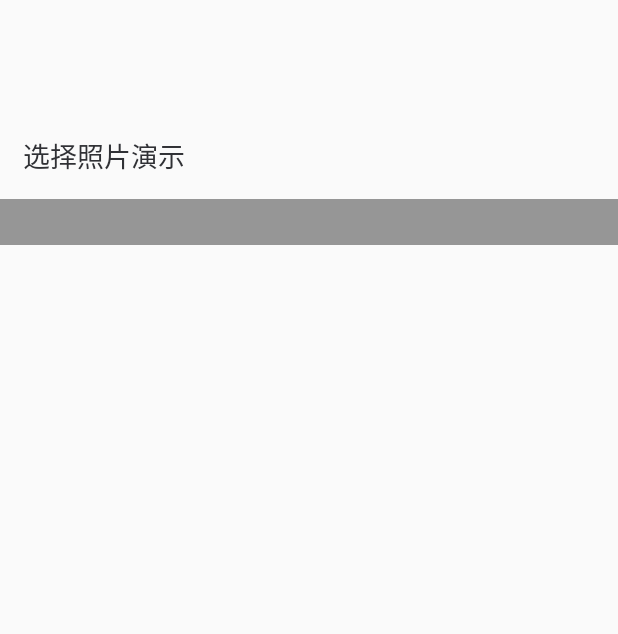
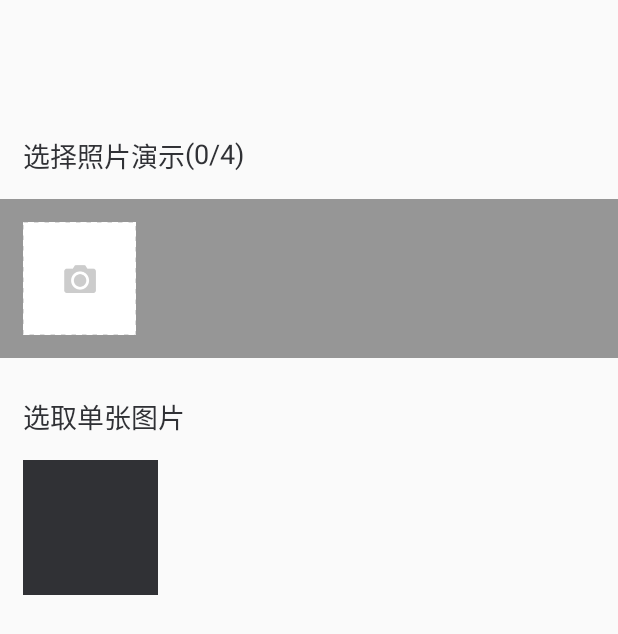
Before and after one commit to oxsource/MediaPicker, an Android app: the screen it shows after launch (MainActivity), on a phone screen of 412 x 824 dp. Shown: the top 634 px of the screen. Run offline under Robolectric (Android 15) with nearby library versions, the phone set to English and light mode, and no system bars; pictures from the network do not load.

Commit message:
修复7.0以上系统拍照裁剪崩溃BUG

```diff
--- a/app/src/main/java/pizzk/media/picker/demo/MainActivity.kt
+++ b/app/src/main/java/pizzk/media/picker/demo/MainActivity.kt
@@ -1,10 +1,16 @@
 package pizzk.media.picker.demo
 
 import android.annotation.SuppressLint
+import android.net.Uri
 import android.os.Bundle
 import android.support.v7.app.AppCompatActivity
 import android.view.ViewGroup
+import android.widget.ImageView
 import android.widget.TextView
+import pizzk.media.picker.arch.CropParams
+import pizzk.media.picker.arch.MimeType
+import pizzk.media.picker.arch.PickControl
+import pizzk.media.picker.utils.PickPhotoHelper
 import pizzk.media.picker.widget.PhotoGroupView
 
 class MainActivity : AppCompatActivity() {
@@ -13,6 +19,7 @@ class MainActivity : AppCompatActivity() {
     override fun onCreate(savedInstanceState: Bundle?) {
         super.onCreate(savedInstanceState)
         setContentView(R.layout.activity_main)
+        //多张选择示例
         val photoGroup: PhotoGroupView = findViewById(R.id.photoGroup)
         val size: Int = resources.getDimensionPixelSize(R.dimen.x75)
         val tvHint: TextView = findViewById(R.id.tvHint)
@@ -21,8 +28,17 @@ class MainActivity : AppCompatActivity() {
                 this@MainActivity, lp = lp, limit = 4,
                 authority = getString(R.string.file_provider), column = 4
         )
-        photoGroup.setup(special) {
+        photoGroup.setup(special, emptyList(), false) {
             tvHint.text = "(${it.selectCount()}/${special.limit})"
+        }
+        //单张选择示例
+        val ivSingle: ImageView = findViewById(R.id.ivSingle)
+        val crop = CropParams(aspectX = 1, aspectY = 1)
+        ivSingle.setOnClickListener {
+            PickPhotoHelper.show(this@MainActivity, 1, crop, callback = { _, uris ->
+                val uri: Uri = uris[0]
+                PickControl.imageLoad().load(ivSingle, uri, MimeType.JPEG.mime)
+            })
         }
     }
 }
--- a/app/src/main/res/layout/activity_main.xml
+++ b/app/src/main/res/layout/activity_main.xml
@@ -8,7 +8,7 @@
     tools:context=".MainActivity">
 
     <TextView
-        android:id="@+id/tvTitle"
+        android:id="@+id/tvTitleMulti"
         android:layout_width="wrap_content"
         android:layout_height="wrap_content"
         android:layout_marginBottom="@dimen/pick_media_activity_margin"
@@ -22,8 +22,8 @@
         android:id="@+id/tvHint"
         android:layout_width="wrap_content"
         android:layout_height="wrap_content"
-        android:layout_alignTop="@+id/tvTitle"
-        android:layout_toRightOf="@+id/tvTitle"
+        android:layout_alignTop="@+id/tvTitleMulti"
+        android:layout_toRightOf="@+id/tvTitleMulti"
         android:text=""
         android:textColor="@color/pick_chose_text_color"
         android:textSize="18sp"/>
@@ -32,11 +32,32 @@
         android:id="@+id/photoGroup"
         android:layout_width="match_parent"
         android:layout_height="wrap_content"
-        android:layout_below="@+id/tvTitle"
+        android:layout_below="@+id/tvTitleMulti"
         android:background="@color/album_item_mask"
         android:paddingBottom="@dimen/pick_media_activity_margin"
         android:paddingLeft="@dimen/pick_media_activity_margin"
         android:paddingRight="@dimen/pick_media_activity_margin"
         android:paddingTop="@dimen/pick_media_activity_margin"/>
 
+    <TextView
+        android:id="@+id/tvTitleSingle"
+        android:layout_width="wrap_content"
+        android:layout_height="wrap_content"
+        android:layout_below="@+id/photoGroup"
+        android:layout_marginBottom="@dimen/pick_media_activity_margin"
+        android:layout_marginLeft="@dimen/pick_media_activity_margin"
+        android:layout_marginTop="25dp"
+        android:text="@string/pick_sigle_photo"
+        android:textColor="@color/pick_chose_text_color"
+        android:textSize="18sp"/>
+
+    <ImageView
+        android:id="@+id/ivSingle"
+        android:layout_width="90dp"
+        android:layout_height="90dp"
+        android:layout_below="@+id/tvTitleSingle"
+        android:layout_marginLeft="@dimen/pick_media_activity_margin"
+        android:background="@color/pick_chose_text_color"
+        android:contentDescription="@string/description"/>
+
 </RelativeLayout>
--- a/app/src/main/res/values/strings.xml
+++ b/app/src/main/res/values/strings.xml
@@ -2,4 +2,5 @@
     <string name="app_name">MEDIA PICKER</string>
     <string name="file_provider">pizzk.media.picker.demo.file.provider</string>
     <string name="pick_demo_show">选择照片演示</string>
+    <string name="pick_sigle_photo">选取单张图片</string>
 </resources>
--- a/picker/src/main/java/pizzk/media/picker/view/PickActivity.kt
+++ b/picker/src/main/java/pizzk/media/picker/view/PickActivity.kt
@@ -75,13 +75,12 @@ class PickActivity : AppCompatActivity() {
             PickUtils.REQUEST_CODE_CAMERA -> {
                 val file: File? = PickControl.obtain(false).cameraFile()
                 if (null != file) {
+                    val uri: Uri = PickUtils.saveToAlbum(baseContext, file)
                     if (null != picker.crop() && picker.limit() == 1) {
-                        //选择单张图片且需要裁剪
-                        picker.crop()!!.uri = Uri.fromFile(file)
+                        picker.crop()!!.uri = uri
                         PickUtils.launchCrop(this@PickActivity)
                         return
                     } else {
-                        val uri: Uri = PickUtils.saveToAlbum(baseContext, file)
                         picker.callbacks().invoke(picker.action(), listOf(uri))
                     }
                 }
@@ -90,7 +89,6 @@ class PickActivity : AppCompatActivity() {
             PickUtils.REQUEST_CODE_ALBUM -> {
                 val uris: List<Uri> = PickUtils.obtainResultUris(data)
                 if (null != picker.crop() && picker.limit() == 1 && uris.isNotEmpty()) {
-                    //选择单张图片且需要裁剪
                     picker.crop()!!.uri = uris[0]
                     PickUtils.launchCrop(this@PickActivity)
                     return
```
